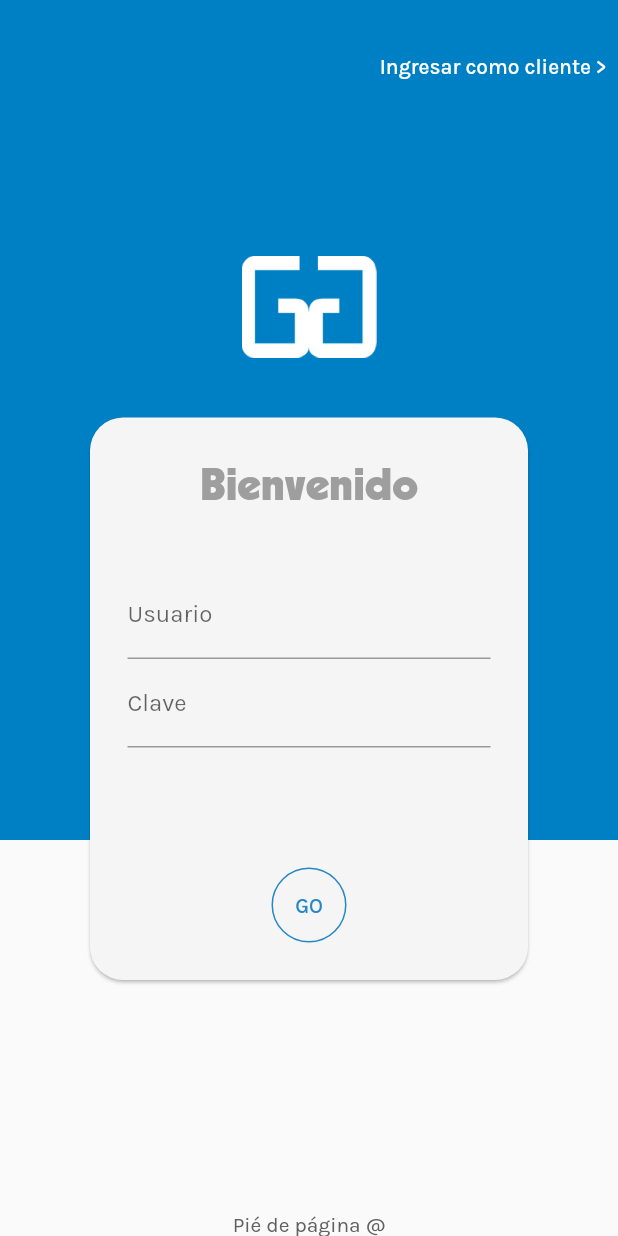
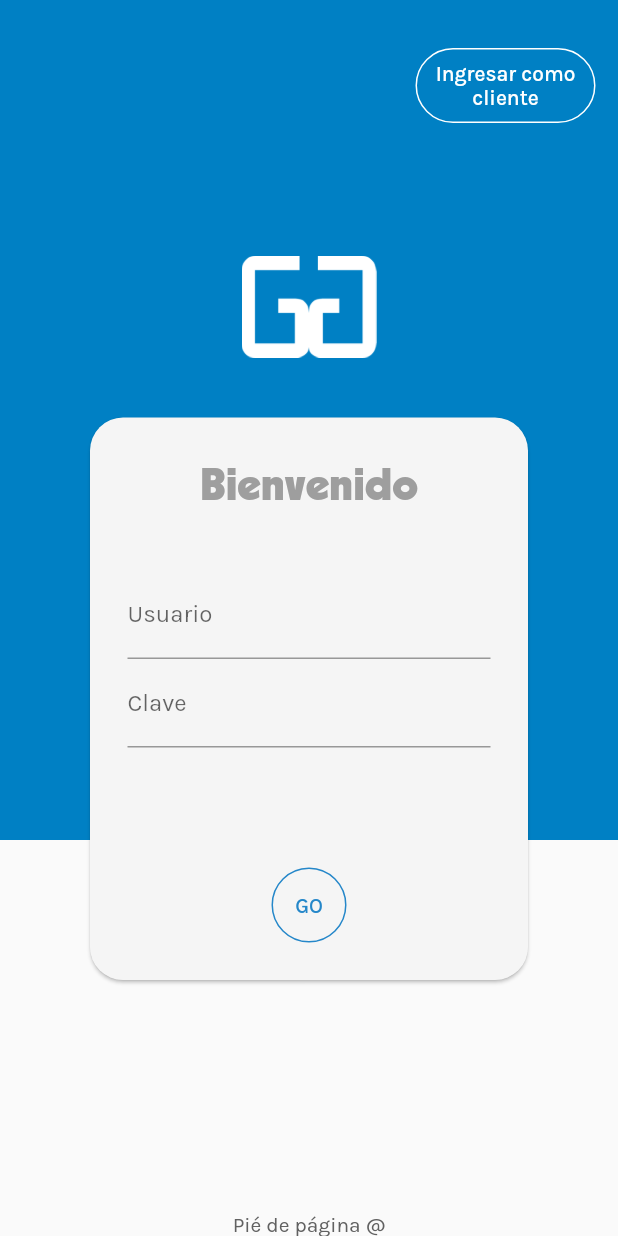
Before and after one commit to Alphinito/CGA, a Flutter app: the screen it shows after launch, on a phone screen of 412 x 824 dp. Run offline on Flutter 3.47's test engine with Material 2 defaults, Android fonts, the phone set to English and light mode, and no system bars.

Commit message:
Cambios mínimos

```diff
--- a/lib/src/app.dart
+++ b/lib/src/app.dart
@@ -1,3 +1,4 @@
+import 'package:cga/src/screens/clientScreen.dart';
 import 'package:cga/src/screens/home.dart';
 import 'package:cga/src/screens/login.dart';
 import 'package:flutter/material.dart';
@@ -19,7 +20,8 @@ class MyApp extends StatelessWidget {
       initialRoute: "/login",
       routes: {
         "/home":(BuildContext context) => const Home(),
-        "/login":(BuildContext context) => const Login()
+        "/login":(BuildContext context) => const Login(),
+        "/clientView":(BuildContext context) => const ClientView()
       },
     );
   }
--- a/lib/src/screens/login.dart
+++ b/lib/src/screens/login.dart
@@ -30,7 +30,11 @@ class _LoginState extends State<Login> {
                   children: [
                     Padding(
                       padding: const EdgeInsets.only(bottom: 40),
-                      child: Image.asset('Asets/img/logo.png', width: 90, color: Colors.white,),
+                      child: Image.asset(
+                        'Asets/img/logo.png',
+                        width: 90,
+                        color: Colors.white,
+                      ),
                     ),
                     Card(
                       margin: const EdgeInsets.symmetric(horizontal: 60),
@@ -71,7 +75,10 @@ class _LoginState extends State<Login> {
                             ),
                             ButtonCustom1(
                               text: "GO",
-                              onTap: (){Navigator.of(context).pushReplacementNamed('/home');},
+                              onTap: () {
+                                Navigator.of(context)
+                                    .pushReplacementNamed('/home');
+                              },
                             ),
                           ],
                         ),
@@ -92,15 +99,14 @@ class _LoginState extends State<Login> {
           Align(
             alignment: Alignment.topRight,
             child: Padding(
-              padding: const EdgeInsets.only(top: 20),
-              child: TextButton(
-                onPressed: () {},
-                child: const Text(
-                  "Ingresar como cliente >",
-                  style: TextStyle(
-                    color: Colors.white,
-                  ),
-                ),
+              padding: const EdgeInsets.only(top: 32,right: 15),
+              child: ButtonCustom1(
+                text: "Ingresar como cliente",
+                width: 120,
+                color: 0xFFFFFFFF,
+                onTap: () {
+                  Navigator.of(context).pushReplacementNamed('/clientView');
+                },
               ),
             ),
           ),
```
Also changed, not shown: lib/src/screens/clientScreen.dart (added, +17 -0 lines).
